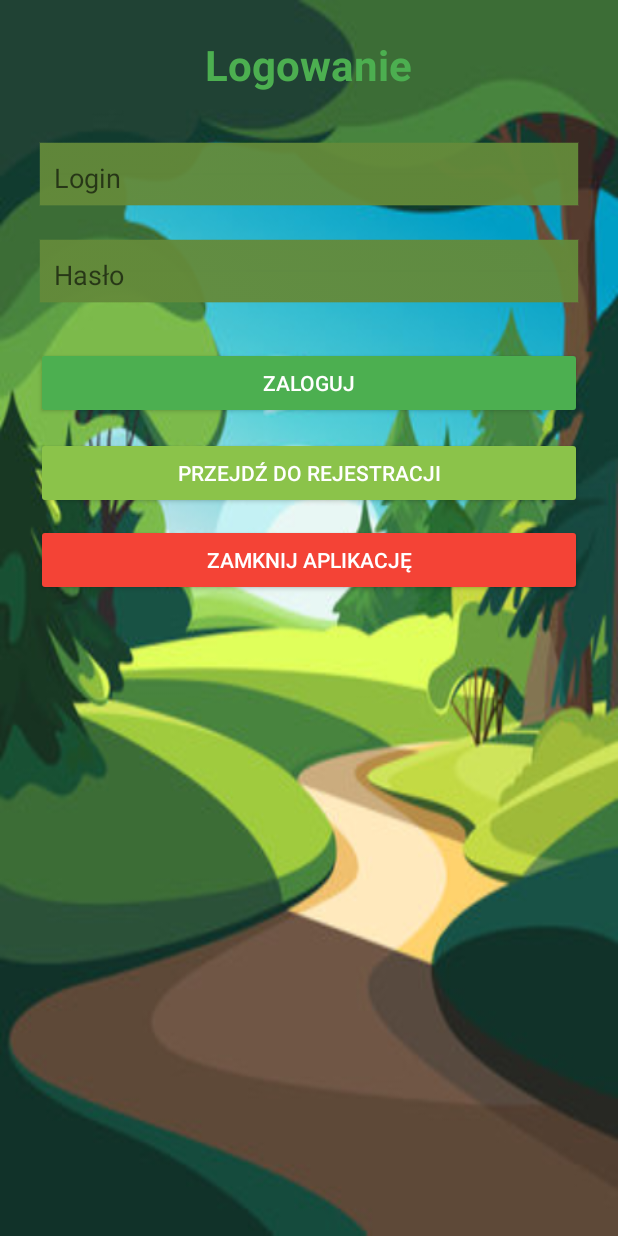
After one commit to krossower1/Proj.apk, an Android app: the LoginActivity screen opened directly, with no data from a screen before it, on a phone screen of 412 x 824 dp. The commit adds this screen. Run offline under Robolectric (Android 15) with nearby library versions, the phone set to English and light mode, and no system bars.

Commit message:
Nowe ekrany: Rejestracja, Logowanie
Szczegóły dla MainActivity:
- przycisk "Wyloguj" powoduje przeniesienie do ekranu logowania.
- przycisk "Usuń dane" czyści bazę SQLite.

```diff
--- /dev/null
+++ b/app/src/main/java/com/example/spacer/LoginActivity.java
@@ -0,0 +1,118 @@
+package com.example.spacer;
+
+import android.app.Activity;
+import android.content.Intent;
+import android.os.Bundle;
+import android.widget.Button;
+import android.widget.EditText;
+import android.widget.Toast;
+import android.view.LayoutInflater; //biblioteki użyte do custom toast
+import android.view.View; // --
+import android.widget.TextView; // --
+import androidx.appcompat.app.AppCompatActivity;
+
+public class LoginActivity extends AppCompatActivity {
+
+    private EditText etLogin, etPassword;
+    private Button btnLogin, btnExit, btnGoToRegister;
+
+    // Dodanie bazy danych
+    // ------------------------------------------
+    private DatabaseHelper dbHelper;
+    // ------------------------------------------
+
+    @Override
+    protected void onCreate(Bundle savedInstanceState) {
+        super.onCreate(savedInstanceState);
+        setContentView(R.layout.activity_login);
+
+        etLogin = findViewById(R.id.etLogin);
+        etPassword = findViewById(R.id.etPassword);
+        btnLogin = findViewById(R.id.btnLogin);
+        btnExit = findViewById(R.id.btnExit);
+        btnGoToRegister = findViewById(R.id.btnGoToRegister);
+
+        // Inicjalizacja bazy danych
+        // ------------------------------------------
+        dbHelper = new DatabaseHelper(this);
+        // ------------------------------------------
+
+        btnLogin.setOnClickListener(v -> {
+            String login = etLogin.getText().toString().trim();
+            String pass = etPassword.getText().toString();
+
+            if (login.isEmpty() || pass.isEmpty()) {
+                // ----------------------------
+                // 🔹 CUSTOM TOAST DLA BŁĘDNYCH DANYCH
+                // ----------------------------
+                LayoutInflater inflater = getLayoutInflater();
+                View layout = inflater.inflate(R.layout.custom_toast, null);
+
+                TextView text = layout.findViewById(R.id.text_toast);
+                text.setText("Wypełnij wszystkie pola!");
+
+                Toast toast = new Toast(getApplicationContext());
+                toast.setDuration(Toast.LENGTH_SHORT);
+                toast.setView(layout);
+                toast.show();
+                // ----------------------------
+                return;
+            }
+
+
+
+
+            // ------------------------------------------
+            // WERYFIKACJA LOGINU I HASŁA
+            // ------------------------------------------
+            boolean valid = dbHelper.checkUser(login, pass);
+
+            if (valid) {
+                // ----------------------------
+                // CUSTOM TOAST
+                // ----------------------------
+                LayoutInflater inflater = getLayoutInflater();
+                View layout = inflater.inflate(R.layout.custom_toast, null);
+
+                TextView text = layout.findViewById(R.id.text_toast);
+                text.setText("Zalogowano pomyślnie!");
+
+                Toast toast = new Toast(getApplicationContext());
+                toast.setDuration(Toast.LENGTH_SHORT);
+                toast.setView(layout);
+                toast.show();
+                // ----------------------------
+
+                // 🔹 Przejście do ekranu głównego (MainActivity)
+                Intent intent = new Intent(this, MainActivity.class);
+                startActivity(intent);
+                finish();
+            } else { // CUSTOM TOAST
+                LayoutInflater inflater = getLayoutInflater();
+                View layout = inflater.inflate(R.layout.custom_toast, null);
+
+                TextView text = layout.findViewById(R.id.text_toast);
+                text.setText("Błędny login lub hasło!");
+
+                Toast toast = new Toast(getApplicationContext());
+                toast.setDuration(Toast.LENGTH_SHORT);
+                toast.setView(layout);
+                toast.show();
+                // ----------------------------
+                return;
+            }
+            // ------------------------------------------
+
+        });
+
+
+        //Nazwa przycisku: PRZEJDŹ DO REJESTRACJI | CEL: REJESTRACJA
+        btnGoToRegister.setOnClickListener(v -> {
+            Intent intent = new Intent(this, RegisterActivity.class);
+            startActivity(intent);
+            finish();
+        });
+
+        btnExit.setOnClickListener(v -> finishAffinity());
+    }
+}
--- /dev/null
+++ b/app/src/main/res/drawable/bg_toast.xml
@@ -0,0 +1,5 @@
+<?xml version="1.0" encoding="utf-8"?>
+<shape xmlns:android="http://schemas.android.com/apk/res/android" android:shape="rectangle">
+    <solid android:color="#4CAF50"/> <!-- zielone tło -->
+    <corners android:radius="12dp"/>
+</shape>
--- /dev/null
+++ b/app/src/main/res/layout/activity_login.xml
@@ -0,0 +1,74 @@
+<?xml version="1.0" encoding="utf-8"?>
+<LinearLayout xmlns:android="http://schemas.android.com/apk/res/android"
+    android:orientation="vertical"
+    android:gravity="center_horizontal"
+    android:padding="24dp"
+    android:layout_width="match_parent"
+    android:layout_height="match_parent"
+    android:background="@drawable/tlo">
+
+    <!-- Nagłówek -->
+    <TextView
+        android:id="@+id/tvTitle"
+        android:layout_width="wrap_content"
+        android:layout_height="wrap_content"
+        android:layout_marginBottom="32dp"
+        android:text="Logowanie"
+        android:textColor="#4CAF50"
+        android:textSize="28sp"
+        android:textStyle="bold" />
+
+    <!-- Pole: Login -->
+    <EditText
+        android:id="@+id/etLogin"
+        android:hint="Login"
+        android:inputType="textPersonName"
+        android:layout_width="match_parent"
+        android:layout_height="wrap_content"
+        android:padding="12dp"
+        android:background="@android:drawable/edit_text"
+        android:layout_marginBottom="16dp"
+        android:backgroundTint="#648a3a" />
+
+    <!-- Pole: Hasło -->
+    <EditText
+        android:id="@+id/etPassword"
+        android:hint="Hasło"
+        android:inputType="textPassword"
+        android:layout_width="match_parent"
+        android:layout_height="wrap_content"
+        android:padding="12dp"
+        android:background="@android:drawable/edit_text"
+        android:layout_marginBottom="24dp"
+        android:backgroundTint="#648a3a" />
+
+    <!-- Przycisk: Zaloguj -->
+    <Button
+        android:id="@+id/btnLogin"
+        android:text="Zaloguj"
+        android:layout_width="match_parent"
+        android:layout_height="wrap_content"
+        android:backgroundTint="#4CAF50"
+        android:textColor="#FFFFFF"
+        android:layout_marginBottom="12dp" />
+
+    <!-- Przycisk: Przejdź do rejestracji -->
+    <Button
+        android:id="@+id/btnGoToRegister"
+        android:layout_width="match_parent"
+        android:layout_height="wrap_content"
+        android:layout_marginBottom="10dp"
+        android:backgroundTint="#8BC34A"
+        android:text="Przejdź do rejestracji"
+        android:textColor="#FFFFFF" />
+
+    <!-- Przycisk: Zamknij aplikację -->
+    <Button
+        android:id="@+id/btnExit"
+        android:layout_width="match_parent"
+        android:layout_height="wrap_content"
+        android:backgroundTint="#F44336"
+        android:text="Zamknij aplikację"
+        android:textColor="#FFFFFF" />
+
+</LinearLayout>
--- a/app/src/main/res/values/strings.xml
+++ b/app/src/main/res/values/strings.xml
@@ -1,5 +1,5 @@
 <resources>
-    <string name="app_name">Spacer</string>
+    <string name="app_name">StepTracker</string>
     <string name="title_activity_spacer">Spacer</string>
     <string name="dzien">Wędrówka dnia </string>
     <string name="kalorie">Spalone kalorie: xxx</string>
```
Also changed, not shown: app/src/main/AndroidManifest.xml (+36 -12 lines), app/src/main/java/com/example/spacer/DatabaseHelper.java (added, +74 -0 lines), app/src/main/java/com/example/spacer/MainActivity.java (+55 -0 lines), app/src/main/java/com/example/spacer/RegisterActivity.java (added, +136 -0 lines), app/src/main/res/layout/activity_register.xml (added, +86 -0 lines), app/src/main/res/layout/custom_toast.xml (added, +15 -0 lines), app/src/main/res/drawable/tlo.jpg (added), app/src/main/res/mipmap-hdpi/icons8boots50.png (added).
